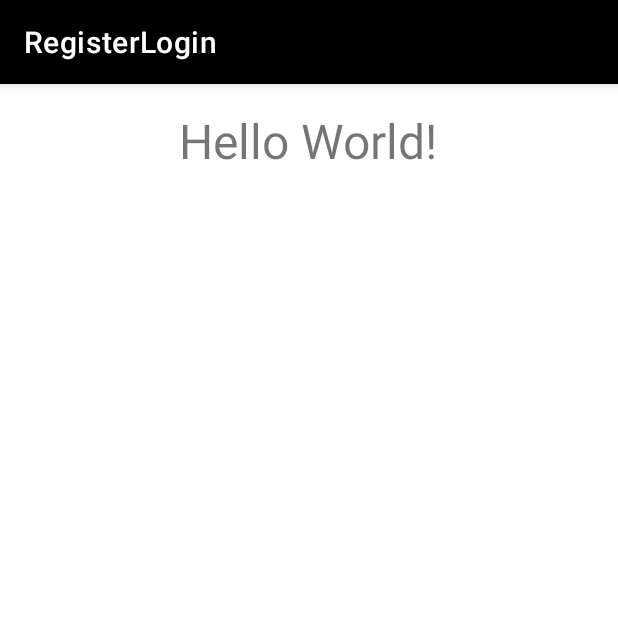
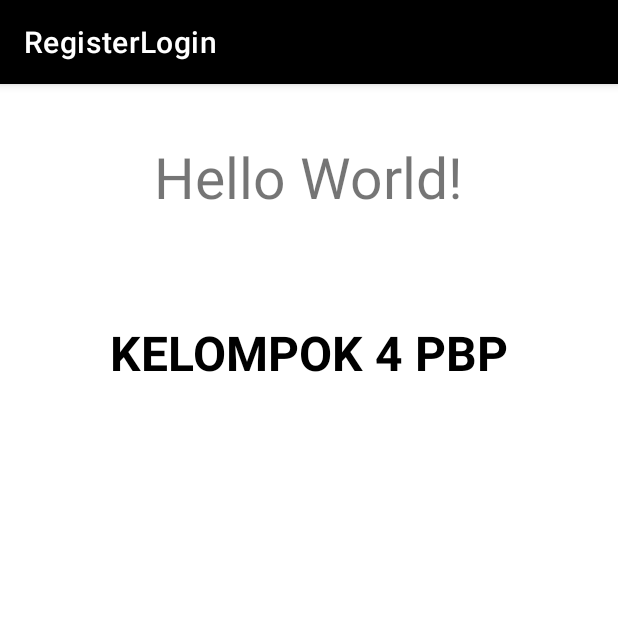
Before and after one commit to AdnSmile/RegisterLogin, an Android app: the MainActivity screen opened directly, with no data from a screen before it, on a phone screen of 412 x 824 dp, the top half of it. Run offline under Robolectric (Android 15) with nearby library versions, the phone set to English and light mode, and no system bars.

Commit message:
Merubah tampilan activity_main.xml

```diff
--- a/app/src/main/res/layout/activity_main.xml
+++ b/app/src/main/res/layout/activity_main.xml
@@ -15,7 +15,19 @@
         android:layout_width="wrap_content"
         android:layout_height="wrap_content"
         android:text="Hello World!"
+        android:textSize="38sp"
+        android:layout_marginTop="20dp"
+
+        />
+
+    <TextView
+        android:layout_width="wrap_content"
+        android:layout_height="wrap_content"
+        android:text="KELOMPOK 4 PBP"
         android:textSize="32sp"
+        android:textColor="@color/black"
+        android:textStyle="bold"
+        android:layout_marginTop="70dp"
         />
 
 </LinearLayout>
```
